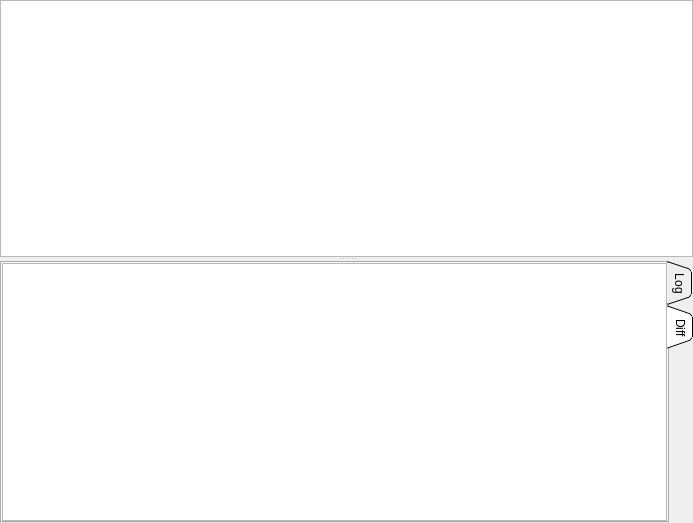
This is src/revsview.ui in coolshou/qgitx as Qt 5 draws it before an edit. The edited form follows.
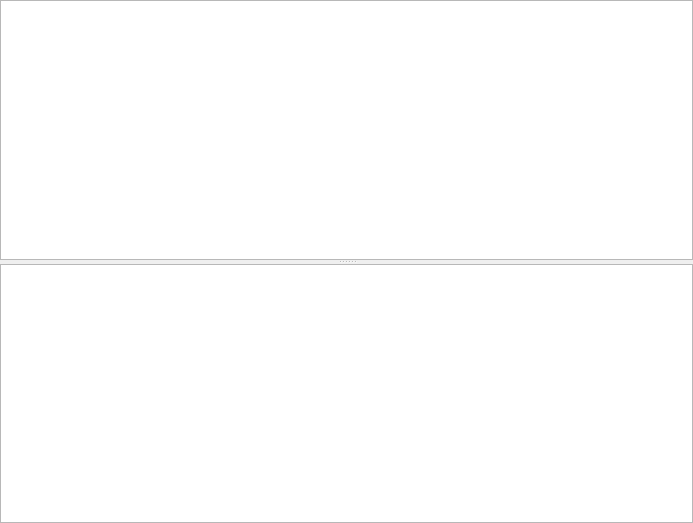
This is the edited form. The open tabs and pages were chosen to show the change. Custom widgets are drawn as their Qt base class.

Commit message: remove diff tab in RevsView

```diff
--- a/src/revsview.ui
+++ b/src/revsview.ui
@@ -55,24 +55,6 @@
       <property name="orientation">
        <enum>Qt::Horizontal</enum>
       </property>
-      <widget class="QStackedWidget" name="stackedPanes">
-       <property name="currentIndex">
-        <number>0</number>
-       </property>
-       <widget class="QTabWidget" name="tabLogDiff">
-        <property name="tabPosition">
-         <enum>QTabWidget::East</enum>
-        </property>
-        <property name="tabShape">
-         <enum>QTabWidget::Triangular</enum>
-        </property>
-        <property name="currentIndex">
-         <number>0</number>
-        </property>
-        <widget class="QWidget" name="Log">
-         <attribute name="title">
-          <string>Log</string>
-         </attribute>
          <layout class="QVBoxLayout">
           <property name="spacing">
            <number>0</number>
@@ -88,38 +70,6 @@
            </widget>
           </item>
          </layout>
-        </widget>
-        <widget class="QWidget" name="Diff">
-         <attribute name="title">
-          <string>Diff</string>
-         </attribute>
-         <layout class="QHBoxLayout">
-          <property name="spacing">
-           <number>0</number>
-          </property>
-          <property name="margin">
-           <number>0</number>
-          </property>
-          <item>
-           <widget class="PatchContent" name="textEditDiff">
-            <property name="documentTitle">
-             <string comment="testing with diff view">test</string>
-            </property>
-            <property name="undoRedoEnabled">
-             <bool>false</bool>
-            </property>
-            <property name="lineWrapMode">
-             <enum>QTextEdit::NoWrap</enum>
-            </property>
-            <property name="readOnly">
-             <bool>true</bool>
-            </property>
-           </widget>
-          </item>
-         </layout>
-        </widget>
-       </widget>
-      </widget>
      </widget>
     </widget>
    </item>
```
Lines whose indentation alone changed are shown as unchanged. The commit also changes 5 other files.
